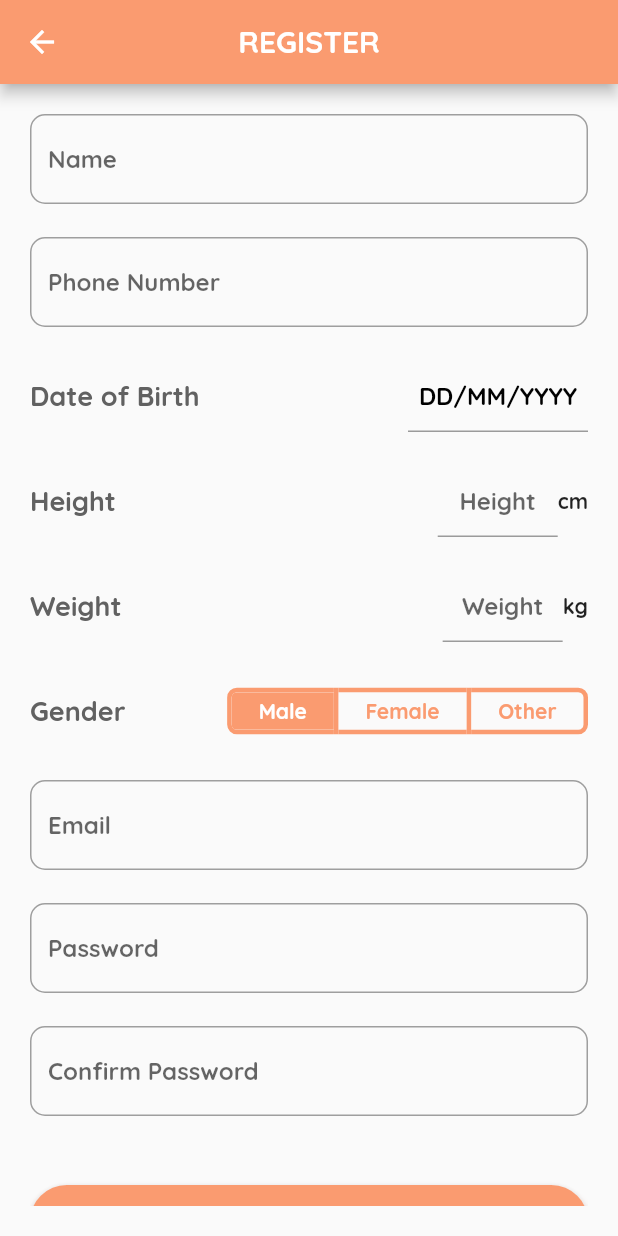
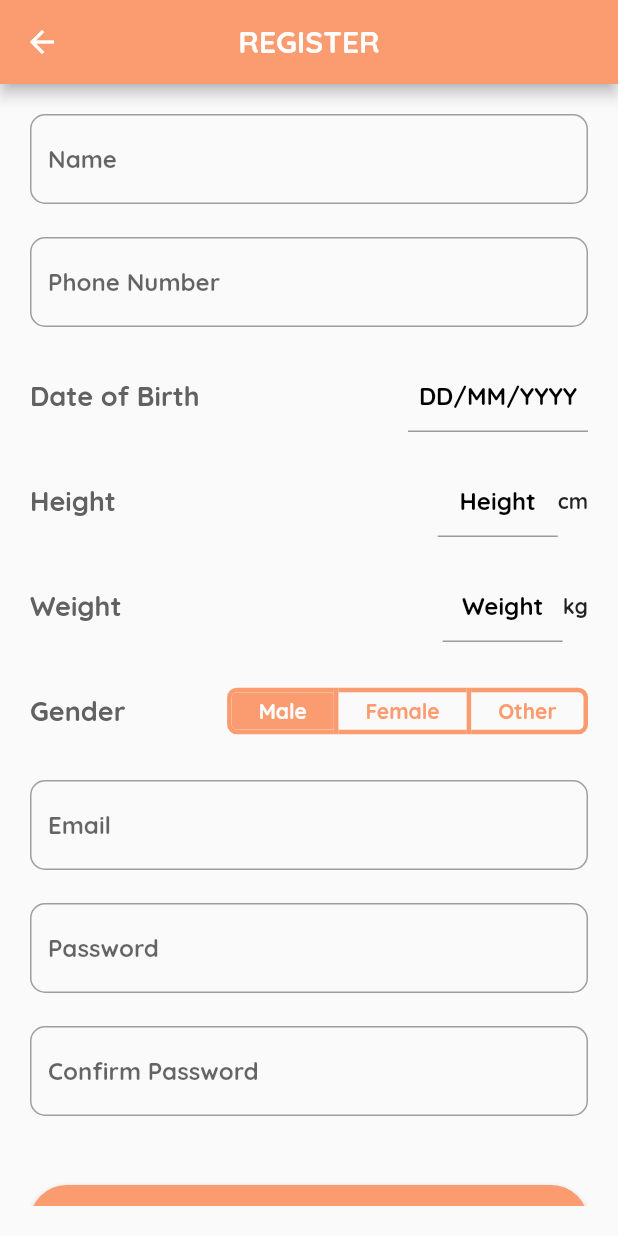
Before and after one commit to K-B-J/athleap_flutter, a Flutter app: the RegisterForm screen opened directly, on a phone screen of 412 x 824 dp. Run offline on Flutter 3.47's test engine with Material 2 defaults, Android fonts, the phone set to English and light mode, and no system bars; our stand-ins replace cloud_firestore, firebase_auth, firebase_core, flutter_spinkit, flutter_svg; accounts and stored records are empty.

Commit message:
Minor UI bug fix

```diff
--- a/lib/pages/registerForm.dart
+++ b/lib/pages/registerForm.dart
@@ -224,7 +224,7 @@ class _RegisterFormState extends State<RegisterForm> {
                                   },
                                   textAlign: TextAlign.center,
                                   decoration:
-                                      InputDecoration(hintText: "Height"),
+                                      InputDecoration(hintText: "Height", hintStyle: TextStyle(color: Colors.black),),
                                 )),
                             Text("cm"),
                           ],
@@ -264,7 +264,7 @@ class _RegisterFormState extends State<RegisterForm> {
                                       },
                                       textAlign: TextAlign.center,
                                       decoration:
-                                          InputDecoration(hintText: "Weight"),
+                                          InputDecoration(hintText: "Weight", hintStyle: TextStyle(color: Colors.black),),
                                     )),
                                 Text("kg"),
                               ],
```
